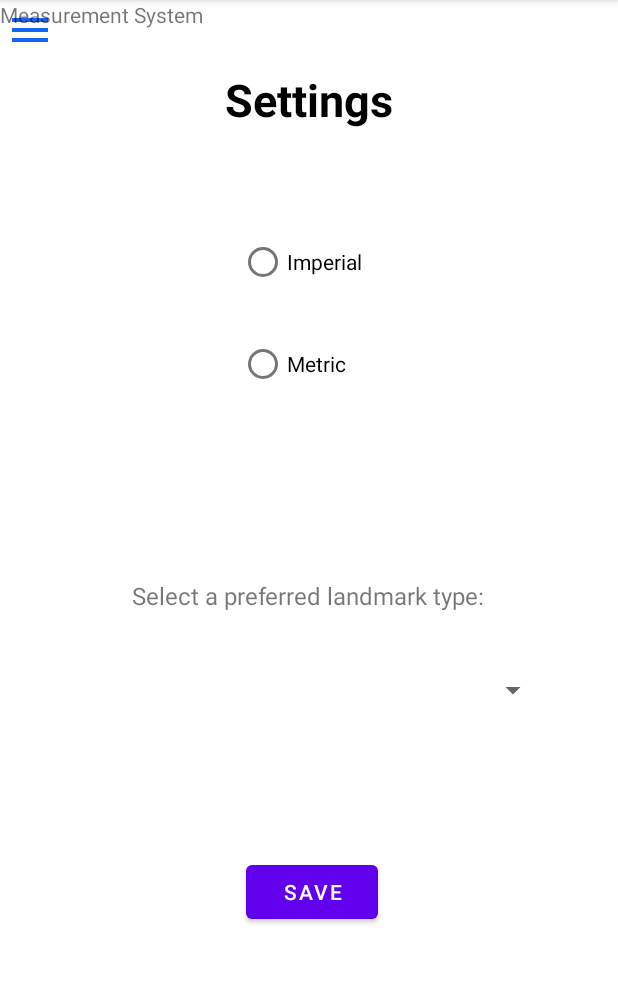
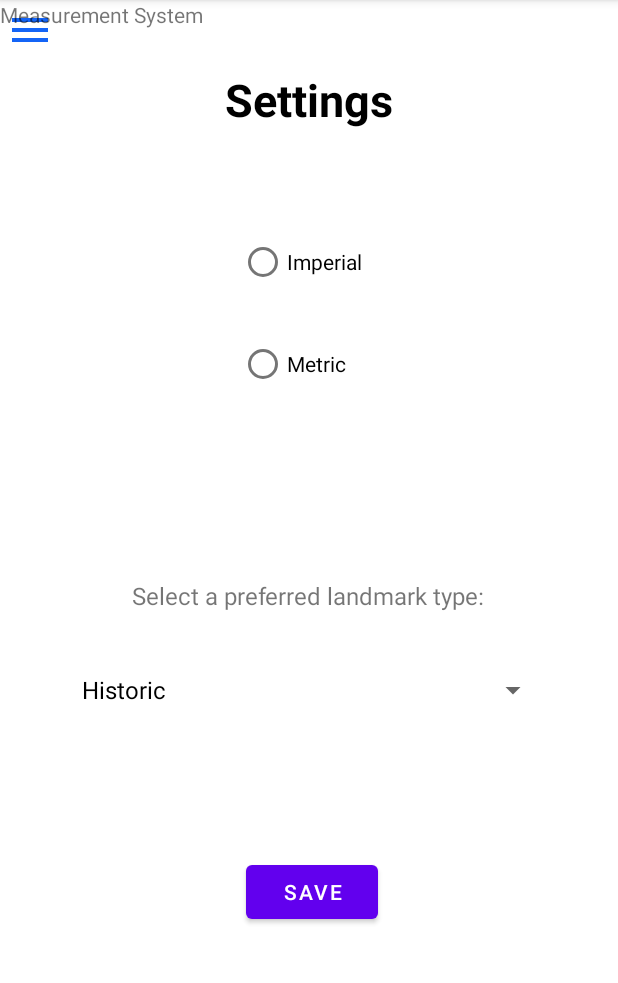
Before and after one commit to arnold-bunu/Mapped_V6, an Android app: the fragment SettingsFragment shown on its own in the app's theme, on a phone screen of 412 x 824 dp, the part 84-1067 px from its top. Run offline under Robolectric (Android 15) with nearby library versions, the phone set to English and light mode, and no system bars; our stand-ins replace data binding.

```diff
--- a/app/src/main/java/ui/settings/SettingsFragment.java
+++ b/app/src/main/java/ui/settings/SettingsFragment.java
@@ -29,7 +29,7 @@ import com.google.android.gms.maps.SupportMapFragment;
  * Use the {@link SettingsFragment#newInstance} factory method to
  * create an instance of this fragment.
  */
-public class SettingsFragment extends Fragment implements AdapterView.OnItemClickListener {
+public class SettingsFragment extends Fragment implements AdapterView.OnItemClickListener, AdapterView.OnItemSelectedListener {
 
     private String distMeasureSystem;
     private RadioGroup distanceRg;
@@ -40,6 +40,7 @@ public class SettingsFragment extends Fragment implements AdapterView.OnItemClic
     private String[] gTypes;
     private FragmentSettingsBinding binding;
     private SettingsViewModel settingsViewModel;
+    private Spinner spLandMrkType;
 
 
     public SettingsFragment() {
@@ -90,11 +91,17 @@ public class SettingsFragment extends Fragment implements AdapterView.OnItemClic
         metricRb = (RadioButton) getView().findViewById(R.id.metricRb);
         distanceRg = (RadioGroup) getView().findViewById(R.id.distanceRg);
 
-        //landmark type
 
 
+        spLandMarkType = (Spinner) getView().findViewById(R.id.spLandMarkType);
+        ArrayAdapter<CharSequence> adapter = ArrayAdapter.createFromResource(getContext(),
+                R.array.landmarktypes, android.R.layout.simple_spinner_dropdown_item);
+        adapter.setDropDownViewResource(android.R.layout.simple_spinner_item);
+        spLandMarkType.setAdapter(adapter);
+        spLandMarkType.setOnItemSelectedListener(this);
+
+        gTypes = getContext().getResources().getStringArray(R.array.gtypes);
         settingsInput();
-
         btnSave = (Button) getView().findViewById(R.id.btnSave);
         btnSave.setOnClickListener(new View.OnClickListener() {
             @Override
@@ -102,7 +109,10 @@ public class SettingsFragment extends Fragment implements AdapterView.OnItemClic
                 settingsUpdate();
             }
         });
+
+
     }
+
 
 
     private void settingsUpdate() {
@@ -121,4 +131,15 @@ public class SettingsFragment extends Fragment implements AdapterView.OnItemClic
     public void onItemClick(AdapterView<?> parent, View view, int position, long id) {
 
     }
+
+    @Override
+    public void onItemSelected(AdapterView<?> parent, View view, int position, long id) {
+        gTypes = getContext().getResources().getStringArray(R.array.gtypes);
+        gType = gTypes[position];
+    }
+
+    @Override
+    public void onNothingSelected(AdapterView<?> parent) {
+
+    }
 }
--- a/app/src/main/res/values/strings.xml
+++ b/app/src/main/res/values/strings.xml
@@ -2,4 +2,37 @@
     <string name="app_name">Mapped_V6</string>
     <!-- TODO: Remove or change this placeholder text -->
     <string name="hello_blank_fragment">Hello blank fragment</string>
+
+    <string-array name="landmarktypes">
+        <item>Historic</item>
+        <item>Modern</item>
+        <item>Popular</item>
+        <item>School</item>
+        <item>University</item>
+        <item>Club</item>
+        <item>ATM</item>
+        <item>Bank</item>
+        <item>Restaurant</item>
+        <item>Movie Theatre</item>
+        <item>Hospital</item>
+        <item>Retail Store</item>
+
+    </string-array>
+
+    <string-array name="gtypes">
+        <item>historic</item>
+        <item>modern</item>
+        <item>popular</item>
+        <item>school</item>
+        <item>university</item>
+        <item>club</item>
+        <item>atm</item>
+        <item>bank</item>
+        <item>restaurant</item>
+        <item>movie_theatre</item>
+        <item>hospital</item>
+        <item>retail_store</item>
+
+
+    </string-array>
 </resources>
```
